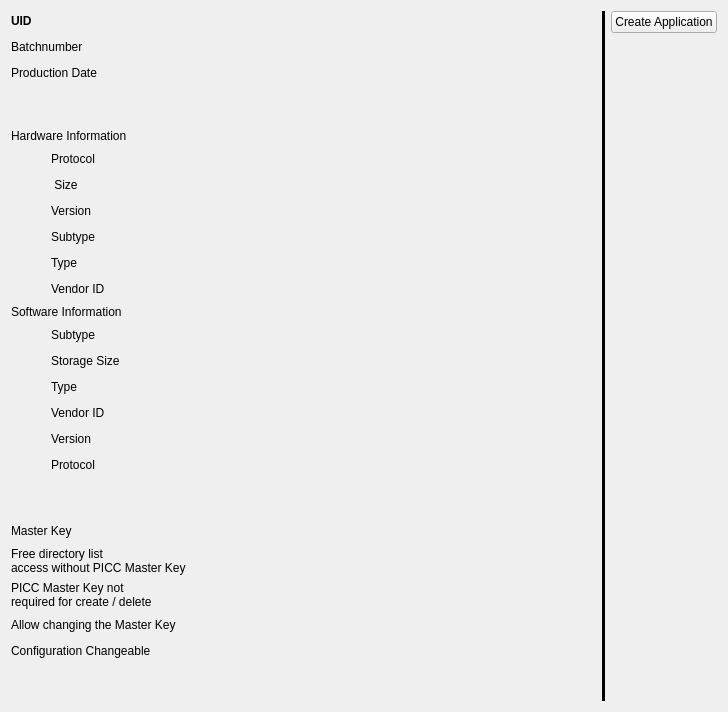
First picture: the form in GUI/cardwidget.ui, repository KaiQ/dat, before the edit.
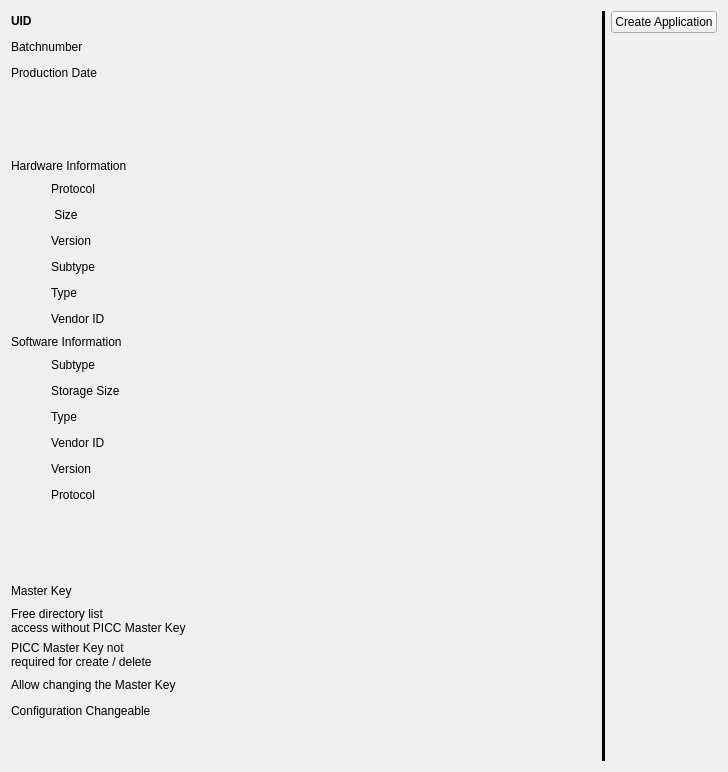
Second picture: the form after the edit.

The edit to the form file:
```diff
--- a/GUI/cardwidget.ui
+++ b/GUI/cardwidget.ui
@@ -7,7 +7,7 @@
     <x>0</x>
     <y>0</y>
     <width>728</width>
-    <height>692</height>
+    <height>772</height>
    </rect>
   </property>
   <property name="windowTitle">
```
Left out of the diff: 2 changed lines with no effect on the pictures.
